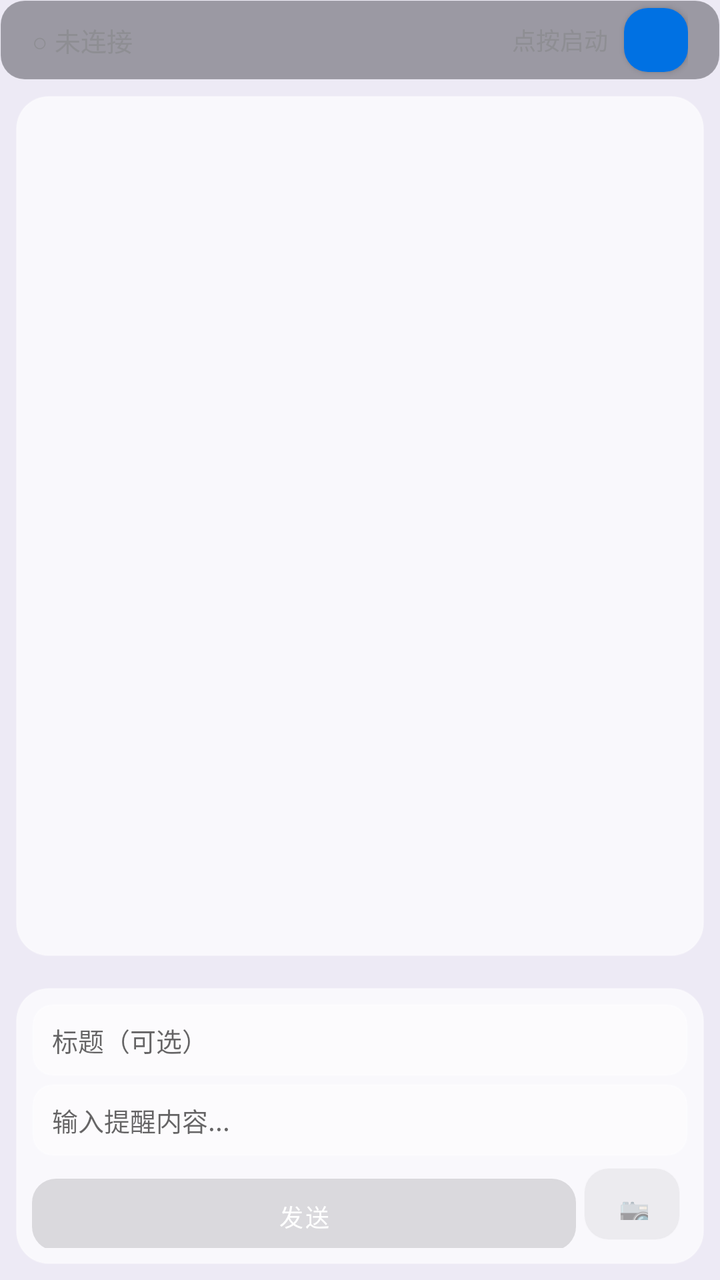
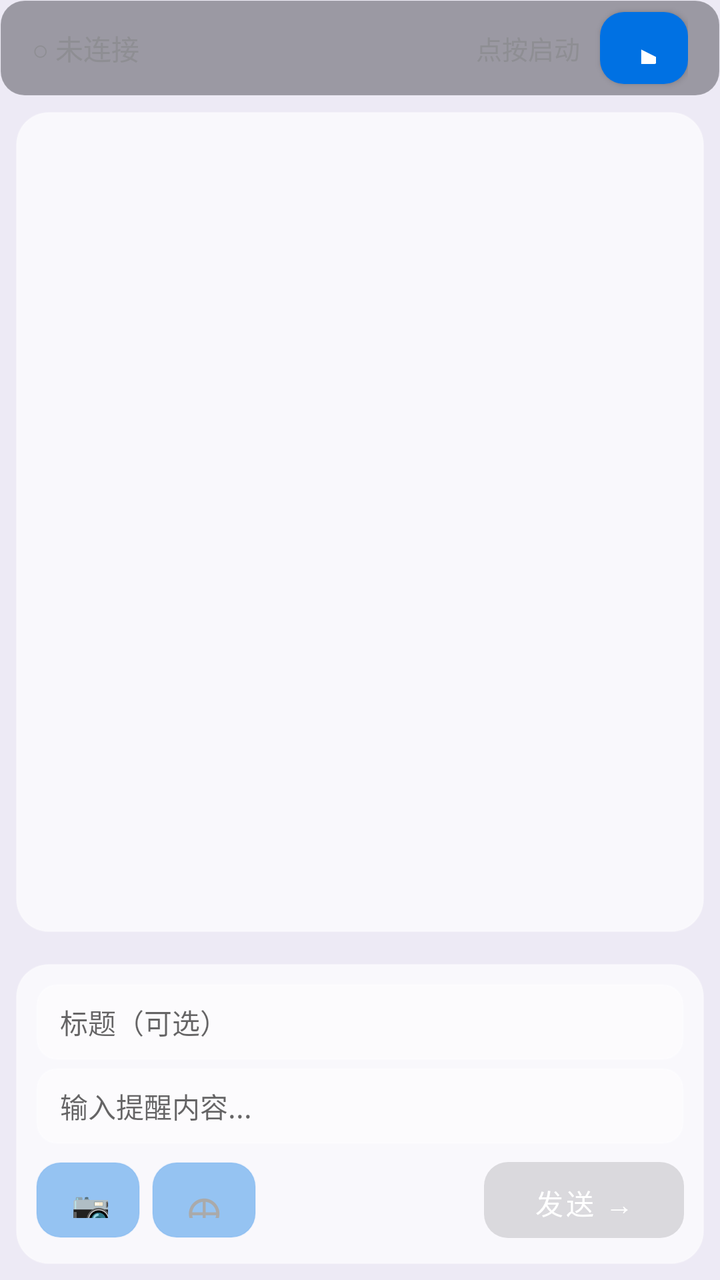

The first picture is an Android layout as it rendered before a commit; the second is the same layout after the commit. The layout source and the unified diff follow.
<!-- AndroidManifest.xml: application theme Theme.Mengqixi -->
<!-- res/layout/activity_main.xml -->
<?xml version="1.0" encoding="utf-8"?>
<LinearLayout xmlns:android="http://schemas.android.com/apk/res/android"
    android:layout_width="match_parent"
    android:layout_height="match_parent"
    android:orientation="vertical"
    android:background="#EDEAF5">

    
    <LinearLayout
        android:layout_width="match_parent"
        android:layout_height="40dp"
        android:background="@drawable/bg_glass_dark"
        android:gravity="center_vertical"
        android:paddingHorizontal="16dp">

        <TextView
            android:id="@+id/statusText"
            android:layout_width="0dp"
            android:layout_height="wrap_content"
            android:layout_weight="1"
            android:text="○ 未连接"
            android:textColor="#FF8E8E93"
            android:textSize="13sp" />

        <TextView
            android:id="@+id/connectionInfo"
            android:layout_width="wrap_content"
            android:layout_height="wrap_content"
            android:text="点按启动"
            android:textColor="#8E8E93"
            android:textSize="12sp" />

        
        <Button
            android:id="@+id/btnToggle"
            android:layout_width="32dp"
            android:layout_height="32dp"
            android:layout_marginStart="8dp"
            android:background="@drawable/bg_button_gradient"
            android:gravity="center"
            android:text="▶"
            android:textColor="#FFFFFF"
            android:textSize="14sp"
            android:visibility="visible" />
    </LinearLayout>

    
    <FrameLayout
        android:layout_width="match_parent"
        android:layout_height="0dp"
        android:layout_weight="1"
        android:background="@drawable/bg_glass_card"
        android:layout_margin="8dp">

        <androidx.recyclerview.widget.RecyclerView
            android:id="@+id/messageList"
            android:layout_width="match_parent"
            android:layout_height="match_parent"
            android:clipToPadding="false"
            android:padding="8dp" />
    </FrameLayout>

    
    <LinearLayout
        android:layout_width="match_parent"
        android:layout_height="wrap_content"
        android:background="@drawable/bg_glass_card"
        android:orientation="vertical"
        android:elevation="4dp"
        android:padding="8dp"
        android:layout_margin="8dp"
        android:layout_marginBottom="8dp">

        
        <EditText
            android:id="@+id/reminderTitle"
            android:layout_width="match_parent"
            android:layout_height="36dp"
            android:background="@drawable/bg_input_glass"
            android:gravity="center_vertical|start"
            android:hint="标题（可选）"
            android:maxLength="50"
            android:paddingHorizontal="10dp"
            android:textSize="13sp" />

        
        <EditText
            android:id="@+id/reminderBody"
            android:layout_width="match_parent"
            android:layout_height="36dp"
            android:layout_marginTop="4dp"
            android:background="@drawable/bg_input_glass"
            android:gravity="center_vertical|start"
            android:hint="输入提醒内容..."
            android:maxLength="200"
            android:paddingHorizontal="10dp"
            android:textSize="13sp" />

        
        <LinearLayout
            android:layout_width="match_parent"
            android:layout_height="40dp"
            android:layout_marginTop="6dp"
            android:orientation="horizontal">

            <Button
                android:id="@+id/btnRemindPc"
                android:layout_width="0dp"
                android:layout_height="36dp"
                android:layout_marginEnd="4dp"
                android:layout_weight="1"
                android:background="@drawable/bg_button_gradient"
                android:enabled="false"
                android:text="发送"
                android:textAllCaps="false"
                android:textColor="#FFFFFF"
                android:textSize="12sp" />

            <Button
                android:id="@+id/btnSendPhoto"
                android:layout_width="48dp"
                android:layout_height="36dp"
                android:layout_marginEnd="4dp"
                android:background="@drawable/bg_glass_dark"
                android:enabled="false"
                android:gravity="center"
                android:text="📷"
                android:textSize="18sp" />

            <Button
                android:id="@+id/btnBubble"
                android:layout_width="48dp"
                android:layout_height="36dp"
                android:layout_marginStart="0dp"
                android:background="@drawable/bg_glass_dark"
                android:gravity="center"
                android:text="⊕"
                android:textColor="#FFFFFF"
                android:textSize="18sp"
                android:visibility="gone" />
        </LinearLayout>
    </LinearLayout>

</LinearLayout>
<!-- resources referenced by this layout -->
<resources>
  <!-- drawable bg_button_gradient (drawable) -->
  <?xml version="1.0" encoding="utf-8"?>
  <shape xmlns:android="http://schemas.android.com/apk/res/android"
      android:shape="rectangle">
      <gradient
          android:startColor="#7C8DF0"
          android:endColor="#A78BFA"
          android:angle="45" />
      <corners android:radius="12dp" />
  </shape>
  <!-- drawable bg_glass_card (drawable) -->
  <?xml version="1.0" encoding="utf-8"?>
  <shape xmlns:android="http://schemas.android.com/apk/res/android"
      android:shape="rectangle">
      <solid android:color="#B2FFFFFF" />
      <corners android:radius="16dp" />
      <stroke android:width="0.5dp" android:color="#4DFFFFFF" />
  </shape>
  <!-- drawable bg_glass_dark (drawable) -->
  <?xml version="1.0" encoding="utf-8"?>
  <shape xmlns:android="http://schemas.android.com/apk/res/android"
      android:shape="rectangle">
      <solid android:color="#661E2028" />
      <corners android:radius="12dp" />
      <stroke android:width="0.5dp" android:color="#14FFFFFF" />
  </shape>
  <!-- drawable bg_input_glass (drawable) -->
  <?xml version="1.0" encoding="utf-8"?>
  <shape xmlns:android="http://schemas.android.com/apk/res/android"
      android:shape="rectangle">
      <solid android:color="#80FFFFFF" />
      <corners android:radius="10dp" />
      <stroke android:width="1dp" android:color="#33FFFFFF" />
  </shape>
  <style name="Theme.Mengqixi" parent="Theme.MaterialComponents.DayNight.NoActionBar">
          <item name="colorPrimary">#0071e3</item>
          <item name="colorPrimaryVariant">#0060c1</item>
          <item name="colorOnPrimary">#ffffff</item>
          <item name="colorSecondary">#34c759</item>
          <item name="android:statusBarColor">#1d1d1f</item>
      </style>
</resources>

<!-- the commit's change to res/layout/activity_main.xml (unified diff, before → after) -->
@@ -8,7 +8,7 @@
     
     <LinearLayout
         android:layout_width="match_parent"
-        android:layout_height="40dp"
+        android:layout_height="48dp"
         android:background="@drawable/bg_glass_dark"
         android:gravity="center_vertical"
         android:paddingHorizontal="16dp">
@@ -20,28 +20,27 @@
             android:layout_weight="1"
             android:text="○ 未连接"
             android:textColor="#FF8E8E93"
-            android:textSize="13sp" />
+            android:textSize="14sp" />
 
         <TextView
             android:id="@+id/connectionInfo"
             android:layout_width="wrap_content"
             android:layout_height="wrap_content"
+            android:layout_marginEnd="10dp"
             android:text="点按启动"
             android:textColor="#8E8E93"
-            android:textSize="12sp" />
+            android:textSize="13sp" />
 
         
         <Button
             android:id="@+id/btnToggle"
-            android:layout_width="32dp"
-            android:layout_height="32dp"
-            android:layout_marginStart="8dp"
+            android:layout_width="44dp"
+            android:layout_height="36dp"
             android:background="@drawable/bg_button_gradient"
             android:gravity="center"
             android:text="▶"
             android:textColor="#FFFFFF"
-            android:textSize="14sp"
-            android:visibility="visible" />
+            android:textSize="18sp" />
     </LinearLayout>
 
     
@@ -51,7 +50,6 @@
         android:layout_weight="1"
         android:background="@drawable/bg_glass_card"
         android:layout_margin="8dp">
-
         <androidx.recyclerview.widget.RecyclerView
             android:id="@+id/messageList"
             android:layout_width="match_parent"
@@ -67,78 +65,83 @@
         android:background="@drawable/bg_glass_card"
         android:orientation="vertical"
         android:elevation="4dp"
-        android:padding="8dp"
-        android:layout_margin="8dp"
-        android:layout_marginBottom="8dp">
+        android:padding="10dp"
+        android:layout_margin="8dp">
 
-        
         <EditText
             android:id="@+id/reminderTitle"
             android:layout_width="match_parent"
-            android:layout_height="36dp"
+            android:layout_height="38dp"
             android:background="@drawable/bg_input_glass"
             android:gravity="center_vertical|start"
             android:hint="标题（可选）"
             android:maxLength="50"
-            android:paddingHorizontal="10dp"
-            android:textSize="13sp" />
+            android:paddingHorizontal="12dp"
+            android:textSize="14sp" />
 
-        
         <EditText
             android:id="@+id/reminderBody"
             android:layout_width="match_parent"
-            android:layout_height="36dp"
+            android:layout_height="38dp"
             android:layout_marginTop="4dp"
             android:background="@drawable/bg_input_glass"
             android:gravity="center_vertical|start"
             android:hint="输入提醒内容..."
             android:maxLength="200"
-            android:paddingHorizontal="10dp"
-            android:textSize="13sp" />
+            android:paddingHorizontal="12dp"
+            android:textSize="14sp" />
 
         
-        <LinearLayout
+        <RelativeLayout
             android:layout_width="match_parent"
-            android:layout_height="40dp"
-            android:layout_marginTop="6dp"
-            android:orientation="horizontal">
+            android:layout_height="44dp"
+            android:layout_marginTop="6dp">
 
+            
+            <LinearLayout
+                android:id="@+id/leftTools"
+                android:layout_width="wrap_content"
+                android:layout_height="match_parent"
+                android:layout_alignParentStart="true"
+                android:gravity="center_vertical"
+                android:orientation="horizontal">
+
+                <Button
+                    android:id="@+id/btnSendPhoto"
+                    android:layout_width="52dp"
+                    android:layout_height="38dp"
+                    android:layout_marginEnd="6dp"
+                    android:background="@drawable/bg_glass_dark"
+                    android:gravity="center"
+                    android:text="📷"
+                    android:textSize="20sp" />
+
+                <Button
+                    android:id="@+id/btnBubble"
+                    android:layout_width="52dp"
+                    android:layout_height="38dp"
+                    android:background="@drawable/bg_glass_dark"
+                    android:gravity="center"
+                    android:text="⊕"
+                    android:textColor="#AAA"
+                    android:textSize="22sp" />
+            </LinearLayout>
+
+            
             <Button
                 android:id="@+id/btnRemindPc"
-                android:layout_width="0dp"
-                android:layout_height="36dp"
-                android:layout_marginEnd="4dp"
-                android:layout_weight="1"
+                android:layout_width="100dp"
+                android:layout_height="38dp"
+                android:layout_alignParentEnd="true"
+                android:layout_centerVertical="true"
                 android:background="@drawable/bg_button_gradient"
                 android:enabled="false"
-                android:text="发送"
+                android:gravity="center"
+                android:text="发送 →"
                 android:textAllCaps="false"
                 android:textColor="#FFFFFF"
-                android:textSize="12sp" />
-
-            <Button
-                android:id="@+id/btnSendPhoto"
-                android:layout_width="48dp"
-                android:layout_height="36dp"
-                android:layout_marginEnd="4dp"
-                android:background="@drawable/bg_glass_dark"
-                android:enabled="false"
-                android:gravity="center"
-                android:text="📷"
-                android:textSize="18sp" />
-
-            <Button
-                android:id="@+id/btnBubble"
-                android:layout_width="48dp"
-                android:layout_height="36dp"
-                android:layout_marginStart="0dp"
-                android:background="@drawable/bg_glass_dark"
-                android:gravity="center"
-                android:text="⊕"
-                android:textColor="#FFFFFF"
-                android:textSize="18sp"
-                android:visibility="gone" />
-        </LinearLayout>
+                android:textSize="14sp" />
+        </RelativeLayout>
     </LinearLayout>
 
 </LinearLayout>
